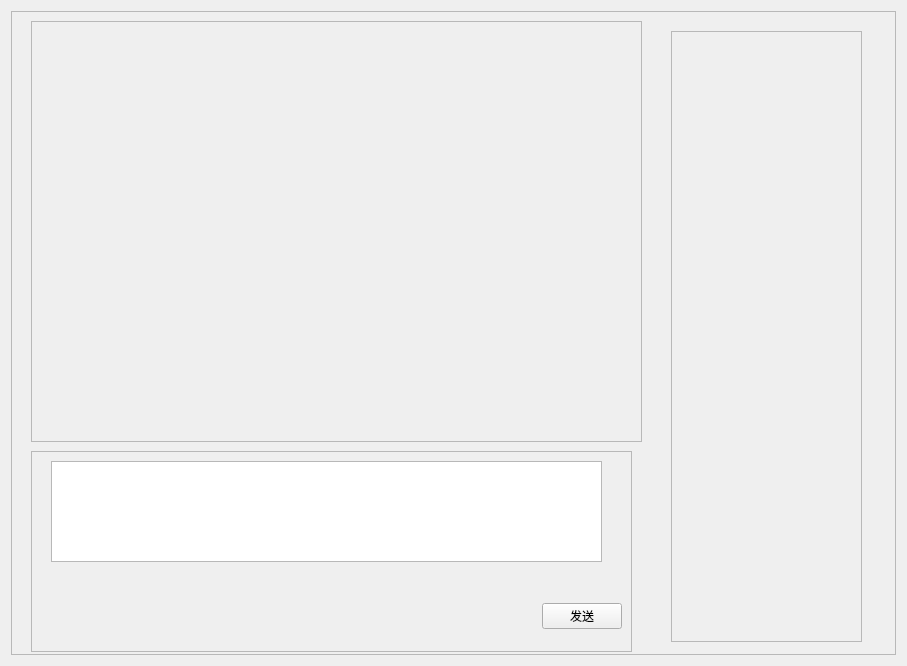
First picture: the form in client/communicationroom.ui, repository Nao-Chu/RTCR, before the edit.
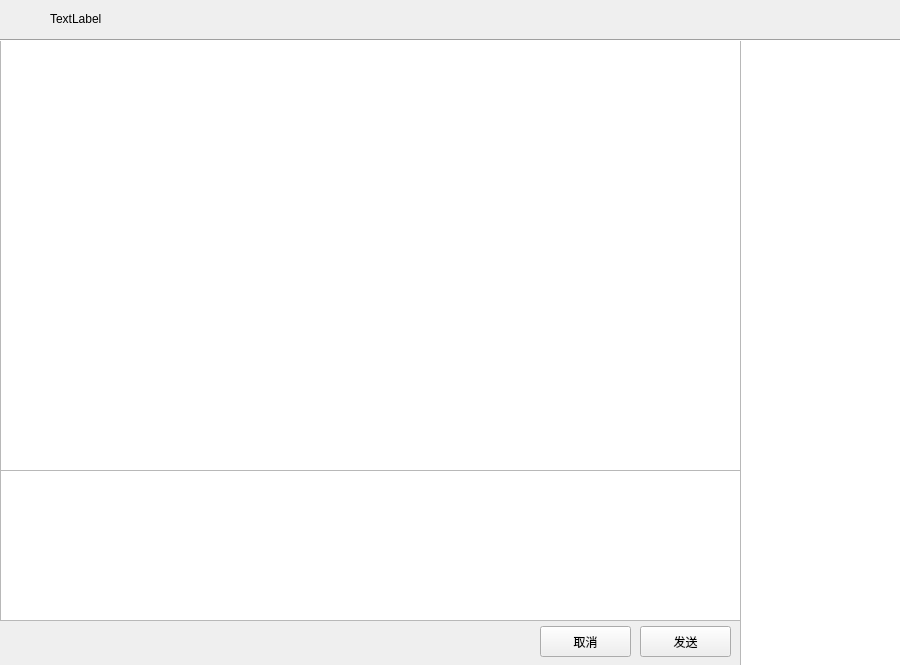
Second picture: the form after the edit.

Commit message: set communication room ui

Diff of the .ui file:
```diff
--- a/client/communicationroom.ui
+++ b/client/communicationroom.ui
@@ -6,119 +6,95 @@
    <rect>
     <x>0</x>
     <y>0</y>
-    <width>907</width>
-    <height>666</height>
+    <width>900</width>
+    <height>665</height>
    </rect>
   </property>
   <property name="windowTitle">
    <string>Form</string>
   </property>
-  <layout class="QGridLayout" name="gridLayout">
-   <item row="0" column="0">
-    <widget class="QFrame" name="frame">
-     <property name="frameShape">
-      <enum>QFrame::StyledPanel</enum>
-     </property>
-     <property name="frameShadow">
-      <enum>QFrame::Raised</enum>
-     </property>
-     <widget class="QFrame" name="frame_2">
+  <widget class="QTextBrowser" name="textBrowser">
       <property name="geometry">
        <rect>
-        <x>20</x>
-        <y>10</y>
-        <width>611</width>
-        <height>421</height>
-       </rect>
-      </property>
-      <property name="frameShape">
-       <enum>QFrame::StyledPanel</enum>
-      </property>
-      <property name="frameShadow">
-       <enum>QFrame::Raised</enum>
-      </property>
-     </widget>
-     <widget class="QFrame" name="frame_4">
-      <property name="geometry">
-       <rect>
-        <x>660</x>
-        <y>20</y>
-        <width>191</width>
-        <height>611</height>
-       </rect>
-      </property>
-      <property name="frameShape">
-       <enum>QFrame::StyledPanel</enum>
-      </property>
-      <property name="frameShadow">
-       <enum>QFrame::Raised</enum>
-      </property>
-     </widget>
-     <widget class="QFrame" name="frame_3">
-      <property name="geometry">
-       <rect>
-        <x>20</x>
-        <y>440</y>
-        <width>601</width>
-        <height>201</height>
-       </rect>
-      </property>
-      <property name="frameShape">
-       <enum>QFrame::StyledPanel</enum>
-      </property>
-      <property name="frameShadow">
-       <enum>QFrame::Raised</enum>
-      </property>
+     <x>0</x>
+     <y>40</y>
+     <width>741</width>
+     <height>431</height>
+    </rect>
+   </property>
+  </widget>
       <widget class="QTextEdit" name="textEdit">
        <property name="geometry">
         <rect>
-         <x>20</x>
+     <x>0</x>
+     <y>470</y>
+     <width>741</width>
+     <height>151</height>
+    </rect>
+   </property>
+  </widget>
+  <widget class="QListWidget" name="listWidget">
+   <property name="geometry">
+    <rect>
+     <x>740</x>
+     <y>40</y>
+     <width>161</width>
+     <height>631</height>
+    </rect>
+   </property>
+  </widget>
+  <widget class="QLabel" name="label">
+   <property name="geometry">
+    <rect>
+     <x>50</x>
          <y>10</y>
-         <width>551</width>
-         <height>101</height>
-        </rect>
-       </property>
-      </widget>
-      <widget class="QWidget" name="widget" native="true">
+     <width>66</width>
+     <height>17</height>
+    </rect>
+   </property>
+   <property name="text">
+    <string>TextLabel</string>
+   </property>
+  </widget>
+  <widget class="Line" name="line">
        <property name="geometry">
         <rect>
-         <x>10</x>
-         <y>140</y>
-         <width>581</width>
-         <height>51</height>
-        </rect>
-       </property>
-       <layout class="QHBoxLayout" name="horizontalLayout">
-        <item>
-         <spacer name="horizontalSpacer">
+     <x>0</x>
+     <y>30</y>
+     <width>901</width>
+     <height>20</height>
+    </rect>
+   </property>
           <property name="orientation">
            <enum>Qt::Horizontal</enum>
           </property>
-          <property name="sizeHint" stdset="0">
-           <size>
-            <width>689</width>
-            <height>20</height>
-           </size>
-          </property>
-         </spacer>
-        </item>
-        <item>
+  </widget>
          <widget class="QPushButton" name="pushButton">
+   <property name="geometry">
+    <rect>
+     <x>640</x>
+     <y>626</y>
+     <width>91</width>
+     <height>31</height>
+    </rect>
+   </property>
           <property name="text">
            <string>发送</string>
           </property>
          </widget>
-        </item>
-       </layout>
-      </widget>
-     </widget>
-     <zorder>frame_2</zorder>
-     <zorder>frame_4</zorder>
-     <zorder>widget</zorder>
-     <zorder>frame_3</zorder>
-    </widget>
-   </item>
-  </layout>
+  <widget class="QPushButton" name="pushButton_2">
+   <property name="geometry">
+    <rect>
+     <x>540</x>
+     <y>626</y>
+     <width>91</width>
+     <height>31</height>
+    </rect>
+   </property>
+   <property name="text">
+    <string>取消</string>
+   </property>
+  </widget>
  </widget>
  <resources/>
  <connections/>
```
Lines whose indentation alone changed are shown as unchanged. The commit also changes 4 other files.
